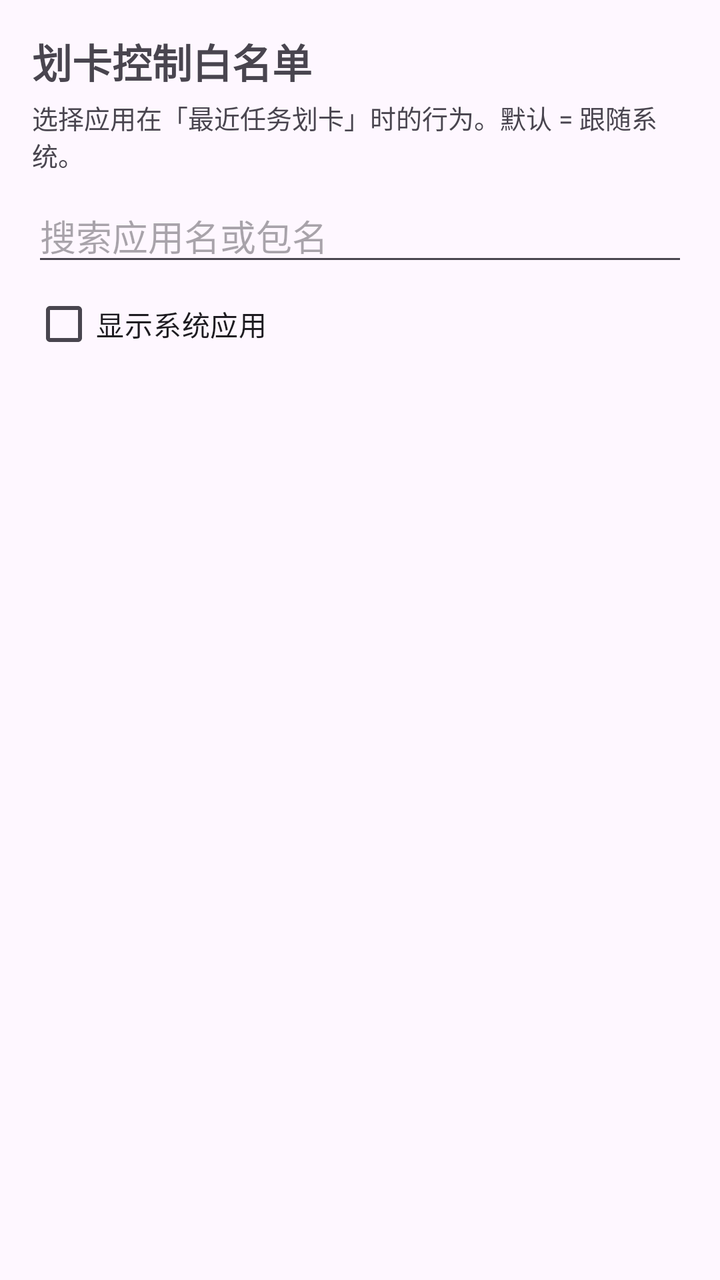
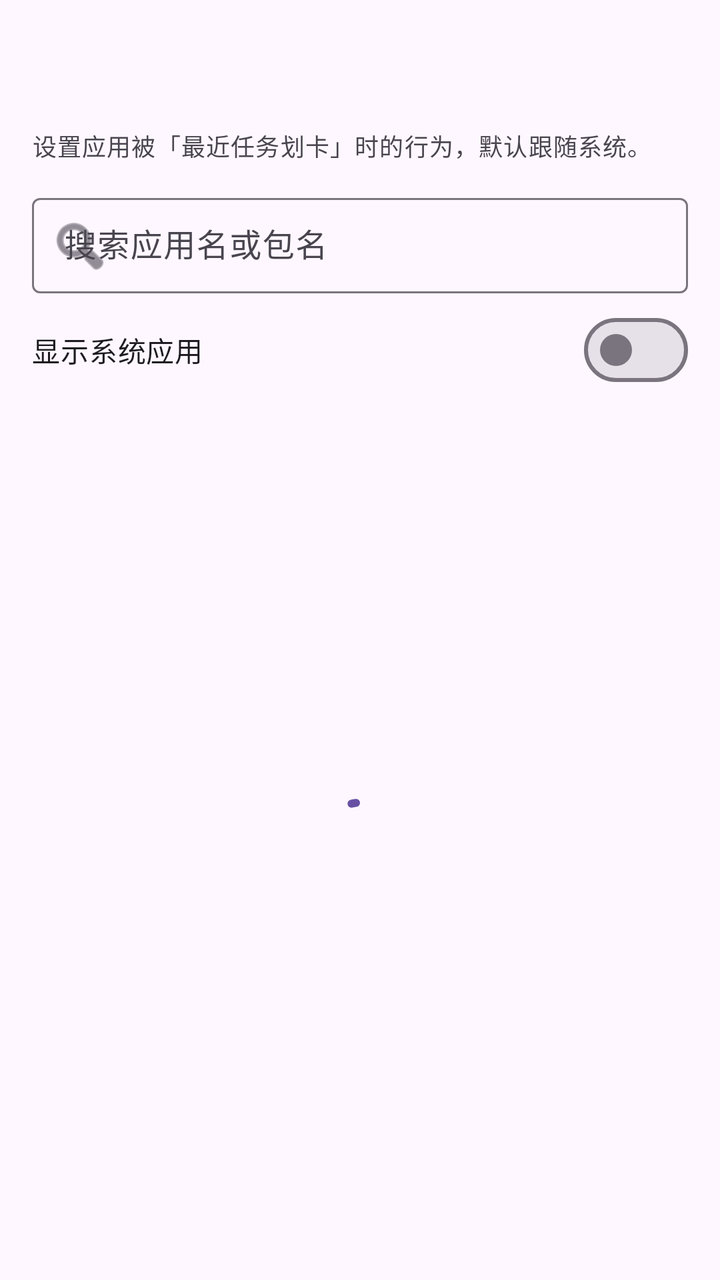

Compare the two renders of this Android layout. The source of the first and the diff that turns it into the second are given below.
<!-- AndroidManifest.xml: application theme Theme.SwipeClean -->
<!-- res/layout/activity_main.xml -->
<?xml version="1.0" encoding="utf-8"?>
<LinearLayout xmlns:android="http://schemas.android.com/apk/res/android"
    android:layout_width="match_parent"
    android:layout_height="match_parent"
    android:orientation="vertical">

    <LinearLayout
        android:layout_width="match_parent"
        android:layout_height="wrap_content"
        android:orientation="vertical"
        android:paddingHorizontal="16dp"
        android:paddingTop="16dp">

        <TextView
            android:layout_width="match_parent"
            android:layout_height="wrap_content"
            android:text="@string/header_title"
            android:textSize="20sp"
            android:textStyle="bold" />

        <TextView
            android:layout_width="match_parent"
            android:layout_height="wrap_content"
            android:layout_marginTop="4dp"
            android:text="@string/header_hint"
            android:textSize="13sp" />

        <EditText
            android:id="@+id/search"
            android:layout_width="match_parent"
            android:layout_height="wrap_content"
            android:layout_marginTop="8dp"
            android:hint="@string/search_hint"
            android:inputType="text"
            android:maxLines="1" />

        <CheckBox
            android:id="@+id/show_system"
            android:layout_width="wrap_content"
            android:layout_height="wrap_content"
            android:text="@string/show_system" />
    </LinearLayout>

    <androidx.recyclerview.widget.RecyclerView
        android:id="@+id/list"
        android:layout_width="match_parent"
        android:layout_height="0dp"
        android:layout_weight="1"
        android:clipToPadding="false"
        android:paddingBottom="16dp" />

</LinearLayout>
<!-- resources referenced by this layout -->
<resources>
  <string name="header_hint">选择应用在「最近任务划卡」时的行为。默认 = 跟随系统。</string>
  <string name="header_title">划卡控制白名单</string>
  <string name="search_hint">搜索应用名或包名</string>
  <string name="show_system">显示系统应用</string>
  <style name="Theme.SwipeClean" parent="Theme.Material3.DayNight.NoActionBar">
          <item name="android:statusBarColor" tools:targetApi="l">?attr/colorPrimary</item>
      </style>
</resources>

<!-- the commit's change to res/layout/activity_main.xml (unified diff, before → after) -->
@@ -1,52 +1,87 @@
 <?xml version="1.0" encoding="utf-8"?>
 <LinearLayout xmlns:android="http://schemas.android.com/apk/res/android"
+    xmlns:app="http://schemas.android.com/apk/res-auto"
     android:layout_width="match_parent"
     android:layout_height="match_parent"
+    android:fitsSystemWindows="true"
     android:orientation="vertical">
+
+    <com.google.android.material.appbar.MaterialToolbar
+        android:id="@+id/toolbar"
+        android:layout_width="match_parent"
+        android:layout_height="?attr/actionBarSize"
+        android:title="@string/header_title"
+        android:titleTextAppearance="?attr/textAppearanceTitleLarge" />
 
     <LinearLayout
         android:layout_width="match_parent"
         android:layout_height="wrap_content"
         android:orientation="vertical"
-        android:paddingHorizontal="16dp"
-        android:paddingTop="16dp">
+        android:paddingHorizontal="16dp">
 
         <TextView
             android:layout_width="match_parent"
             android:layout_height="wrap_content"
-            android:text="@string/header_title"
-            android:textSize="20sp"
-            android:textStyle="bold" />
+            android:text="@string/header_hint"
+            android:textAppearance="?attr/textAppearanceBodySmall"
+            android:textColor="?android:attr/textColorSecondary" />
 
-        <TextView
+        <com.google.android.material.textfield.TextInputLayout
+            style="@style/Widget.Material3.TextInputLayout.OutlinedBox.Dense"
+            android:layout_width="match_parent"
+            android:layout_height="wrap_content"
+            android:layout_marginTop="12dp"
+            android:hint="@string/search_hint"
+            app:endIconMode="clear_text"
+            app:startIconDrawable="@android:drawable/ic_menu_search">
+
+            <com.google.android.material.textfield.TextInputEditText
+                android:id="@+id/search"
+                android:layout_width="match_parent"
+                android:layout_height="wrap_content"
+                android:imeOptions="actionSearch"
+                android:inputType="text"
+                android:maxLines="1" />
+        </com.google.android.material.textfield.TextInputLayout>
+
+        <com.google.android.material.materialswitch.MaterialSwitch
+            android:id="@+id/show_system"
             android:layout_width="match_parent"
             android:layout_height="wrap_content"
             android:layout_marginTop="4dp"
-            android:text="@string/header_hint"
-            android:textSize="13sp" />
-
-        <EditText
-            android:id="@+id/search"
-            android:layout_width="match_parent"
-            android:layout_height="wrap_content"
-            android:layout_marginTop="8dp"
-            android:hint="@string/search_hint"
-            android:inputType="text"
-            android:maxLines="1" />
-
-        <CheckBox
-            android:id="@+id/show_system"
-            android:layout_width="wrap_content"
-            android:layout_height="wrap_content"
+            android:minHeight="48dp"
             android:text="@string/show_system" />
     </LinearLayout>
 
-    <androidx.recyclerview.widget.RecyclerView
-        android:id="@+id/list"
+    <FrameLayout
         android:layout_width="match_parent"
         android:layout_height="0dp"
-        android:layout_weight="1"
-        android:clipToPadding="false"
-        android:paddingBottom="16dp" />
+        android:layout_weight="1">
+
+        <androidx.recyclerview.widget.RecyclerView
+            android:id="@+id/list"
+            android:layout_width="match_parent"
+            android:layout_height="match_parent"
+            android:clipToPadding="false"
+            android:paddingBottom="16dp"
+            android:scrollbars="vertical" />
+
+        <com.google.android.material.progressindicator.CircularProgressIndicator
+            android:id="@+id/loading"
+            android:layout_width="wrap_content"
+            android:layout_height="wrap_content"
+            android:layout_gravity="center"
+            android:indeterminate="true" />
+
+        <TextView
+            android:id="@+id/empty"
+            android:layout_width="wrap_content"
+            android:layout_height="wrap_content"
+            android:layout_gravity="center"
+            android:text="@string/empty"
+            android:textAppearance="?attr/textAppearanceBodyMedium"
+            android:textColor="?android:attr/textColorSecondary"
+            android:visibility="gone" />
+    </FrameLayout>
 
 </LinearLayout>
<!-- resource entries referenced after the edit -->
@@ -1,11 +1,10 @@
 <!-- resources referenced by this layout -->
 <resources>
-  <string name="header_hint">选择应用在「最近任务划卡」时的行为。默认 = 跟随系统。</string>
-  <string name="header_title">划卡控制白名单</string>
+  <string name="empty">没有匹配的应用</string>
+  <string name="header_hint">设置应用被「最近任务划卡」时的行为，默认跟随系统。</string>
+  <string name="header_title">划卡控制</string>
   <string name="search_hint">搜索应用名或包名</string>
   <string name="show_system">显示系统应用</string>
-  <style name="Theme.SwipeClean" parent="Theme.Material3.DayNight.NoActionBar">
-          <item name="android:statusBarColor" tools:targetApi="l">?attr/colorPrimary</item>
-      </style>
+  <style name="Theme.SwipeClean" parent="Theme.Material3.DayNight.NoActionBar" />
 </resources>
 
